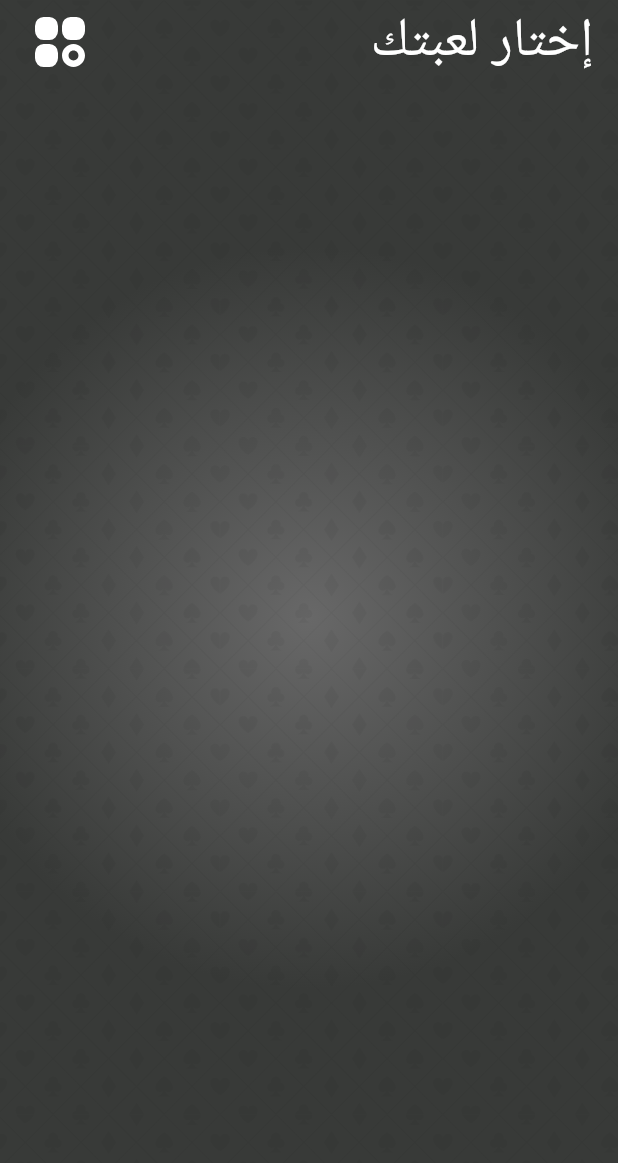
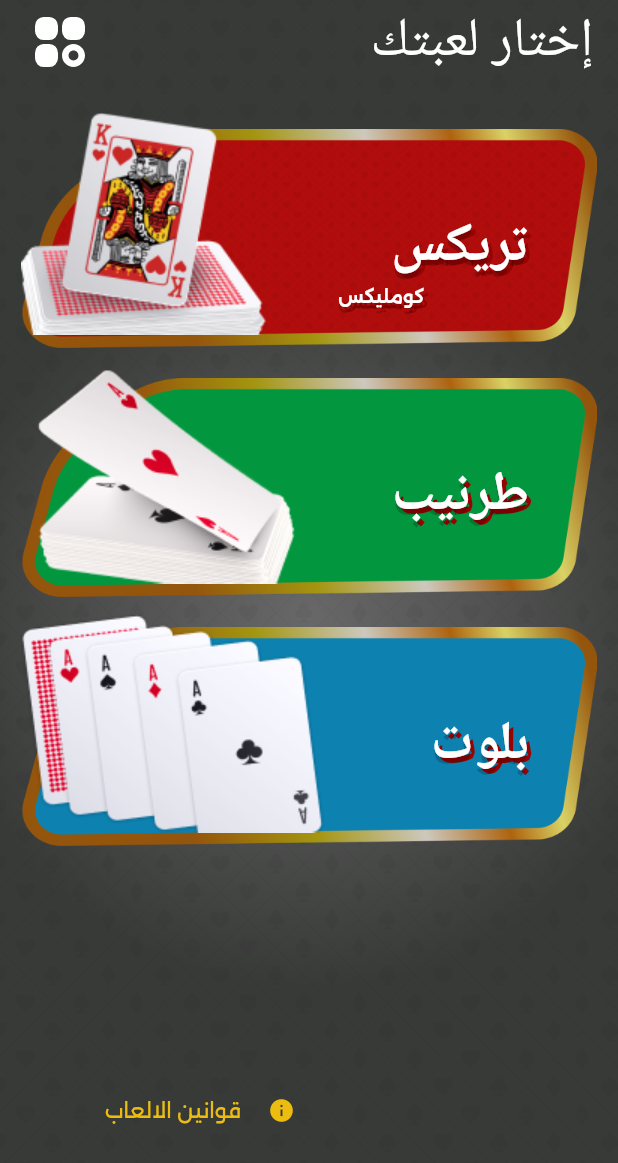
Before and after one commit to ahmedhamdi11/score_game, a Flutter app: the screen it shows after launch, on a phone screen of 412 x 824 dp. Shown: the top 1163 px of the screen. Run offline on Flutter 3.47's test engine with Material 3 defaults, Android fonts, the phone set to English and light mode, and no system bars; our stand-ins replace easy_localization, equatable, flutter_svg; Roboto replaces fonts that are missing (STV-Font).

Commit message:
Add game models, enums, and UI components for game selection and update pubspec.yaml for equatable dependency

```diff
--- /dev/null
+++ b/lib/Core/theme/app_text_styles.dart
@@ -0,0 +1,21 @@
+import 'package:flutter/material.dart';
+
+abstract class AppTextStyles {
+  // font size 12
+  static const semiBold_12 = TextStyle(
+    fontWeight: FontWeight.w600,
+    fontSize: 12,
+  );
+
+  // font size 14
+  static const regular_14 = TextStyle(
+    fontWeight: FontWeight.w400,
+    fontSize: 14,
+  );
+
+  // font size 36
+  static const bold_36 = TextStyle(
+    fontWeight: FontWeight.w700,
+    fontSize: 36,
+  );
+}
--- a/lib/Core/theme/colors.dart
+++ b/lib/Core/theme/colors.dart
@@ -1,6 +1,13 @@
 import 'package:flutter/material.dart';
 
 abstract class AppColors {
+  /// colors
+  static const white = Colors.white;
+  static const black = Colors.black;
+  static const primary_300 = Color(0xffECBD10);
+  static const red_400 = Color(0xff970202);
+
+  /// gradients
   static const radialGradient = RadialGradient(
     radius: 0.6,
     colors: [
--- a/lib/Core/utils/app_assets.dart
+++ b/lib/Core/utils/app_assets.dart
@@ -6,9 +6,15 @@ class AppAssets {
 
   static const String imagesBackground = "assets/images/background.png";
 
-  static const String imagesGameCard1 = "assets/images/game_card_1.svg";
+  static const String imagesBlootGameImage = "assets/images/bloot_game_image.png";
 
-  static const String imagesGameCard2 = "assets/images/game_card_2.svg";
+  static const String imagesGameCardBlue = "assets/images/game_card_blue.png";
 
-  static const String imagesGameCard3 = "assets/images/game_card_3.svg";
+  static const String imagesGameCardGreen = "assets/images/game_card_green.png";
+
+  static const String imagesGameCardRed = "assets/images/game_card_red.png";
+
+  static const String imagesTarneebGameImage = "assets/images/tarneeb_game_image.png";
+
+  static const String imagesTrixGameImage = "assets/images/trix_game_image.png";
 }
--- /dev/null
+++ b/lib/Core/utils/enums.dart
@@ -0,0 +1,5 @@
+enum GameType {
+  trix,
+  tarneeb,
+  bloot,
+}
--- /dev/null
+++ b/lib/Features/Games/data/models/game_card_model.dart
@@ -0,0 +1,27 @@
+import 'package:equatable/equatable.dart';
+import 'package:score_game/Core/utils/enums.dart';
+
+class GameCardModel extends Equatable {
+  final String title;
+  final String? subTitle;
+  final String backgroundImage;
+  final String gameImage;
+  final GameType gameType;
+
+  const GameCardModel({
+    required this.title,
+    this.subTitle,
+    required this.backgroundImage,
+    required this.gameImage,
+    required this.gameType,
+  });
+
+  @override
+  List<Object?> get props => [
+        title,
+        subTitle,
+        backgroundImage,
+        gameImage,
+        gameType,
+      ];
+}
--- a/lib/Features/Games/presentation/view/games_view.dart
+++ b/lib/Features/Games/presentation/view/games_view.dart
@@ -2,6 +2,7 @@ import 'package:flutter/material.dart';
 import 'package:flutter_svg/flutter_svg.dart';
 import 'package:score_game/Core/utils/app_assets.dart';
 import 'package:score_game/Core/widgets/default_background.dart';
+import 'package:score_game/Features/Games/presentation/widgets/games_view_body.dart';
 
 class GamesView extends StatelessWidget {
   const GamesView({super.key});
@@ -20,6 +21,7 @@ class GamesView extends StatelessWidget {
       body: const Stack(
         children: [
           DefaultBackground(),
+          GamesViewBody(),
         ],
       ),
     );
--- /dev/null
+++ b/lib/Features/Games/presentation/widgets/game_card.dart
@@ -0,0 +1,123 @@
+import 'package:flutter/material.dart';
+import 'package:score_game/Core/constants/constants.dart';
+import 'package:score_game/Core/theme/app_text_styles.dart';
+import 'package:score_game/Core/theme/colors.dart';
+import 'package:score_game/Core/utils/enums.dart';
+import 'package:score_game/Features/Games/data/models/game_card_model.dart';
+
+class GameCard extends StatelessWidget {
+  const GameCard({super.key, required this.game});
+
+  final GameCardModel game;
+
+  @override
+  Widget build(BuildContext context) {
+    return Padding(
+      padding: const EdgeInsets.only(bottom: 20),
+      child: GestureDetector(
+        onTap: () => _onCardPressed(),
+        child: SizedBox(
+          width: double.infinity,
+          height: 146,
+          child: Stack(
+            clipBehavior: Clip.none,
+            children: [
+              // card
+              SizedBox(
+                width: double.infinity,
+                height: 146,
+                child: Image.asset(
+                  game.backgroundImage,
+                  fit: BoxFit.fill,
+                ),
+              ),
+
+              // image
+              PositionedDirectional(
+                bottom: 9,
+                end: 0,
+                child: Image.asset(game.gameImage),
+              ),
+
+              // title
+              SizedBox(
+                width: MediaQuery.sizeOf(context).width * 0.6,
+                height: 120,
+                child: Padding(
+                  padding: const EdgeInsets.symmetric(
+                    horizontal: 45,
+                    vertical: 0,
+                  ),
+                  child: Column(
+                    mainAxisAlignment: MainAxisAlignment.end,
+                    crossAxisAlignment: CrossAxisAlignment.start,
+                    children: [
+                      // title
+                      FittedBox(
+                        fit: BoxFit.scaleDown,
+                        child: Text(
+                          game.title,
+                          style: AppTextStyles.bold_36.copyWith(
+                            fontFamily: kSTVFontFamily,
+                            color: AppColors.white,
+                            shadows: _titleShadows,
+                          ),
+                        ),
+                      ),
+
+                      // subtitle
+                      FittedBox(
+                        fit: BoxFit.scaleDown,
+                        child: Padding(
+                          padding: const EdgeInsetsDirectional.only(start: 70),
+                          child: Text(
+                            game.subTitle ?? "",
+                            style: AppTextStyles.semiBold_12.copyWith(
+                              color: AppColors.white,
+                              shadows: _titleShadows,
+                            ),
+                          ),
+                        ),
+                      ),
+                    ],
+                  ),
+                ),
+              ),
+            ],
+          ),
+        ),
+      ),
+    );
+  }
+
+  List<Shadow> get _titleShadows {
+    return [
+      const BoxShadow(
+        offset: Offset(3, 3),
+        blurRadius: 0,
+        spreadRadius: 0,
+        color: AppColors.red_400,
+      ),
+      BoxShadow(
+        offset: const Offset(0, 4),
+        blurRadius: 0,
+        spreadRadius: 0,
+        color: AppColors.black.withOpacity(0.2),
+      ),
+    ];
+  }
+
+  void _onCardPressed() {
+    switch (game.gameType) {
+      case GameType.trix:
+        // TODO: Handle pressing on the trix game card
+        break;
+      case GameType.tarneeb:
+        // TODO: Handle pressing on the tarneeb game card
+        break;
+      case GameType.bloot:
+        // TODO: Handle pressing on the bloot game card
+        break;
+    }
+  }
+}
--- /dev/null
+++ b/lib/Features/Games/presentation/widgets/games_view_body.dart
@@ -0,0 +1,106 @@
+import 'package:flutter/material.dart';
+import 'package:score_game/Core/theme/app_text_styles.dart';
+import 'package:score_game/Core/theme/colors.dart';
+import 'package:score_game/Core/utils/app_assets.dart';
+import 'package:score_game/Core/utils/enums.dart';
+import 'package:score_game/Features/Games/data/models/game_card_model.dart';
+import 'package:score_game/Features/Games/presentation/widgets/game_card.dart';
+
+class GamesViewBody extends StatefulWidget {
+  const GamesViewBody({super.key});
+
+  @override
+  State<GamesViewBody> createState() => _GamesViewBodyState();
+}
+
+class _GamesViewBodyState extends State<GamesViewBody> {
+  late List<GameCardModel> availableGames;
+
+  @override
+  void initState() {
+    availableGames = _getAvailableGames;
+
+    super.initState();
+  }
+
+  List<GameCardModel> get _getAvailableGames {
+    return const [
+      // trix
+      GameCardModel(
+        title: "تريكس",
+        subTitle: "كومليكس",
+        backgroundImage: AppAssets.imagesGameCardRed,
+        gameImage: AppAssets.imagesTrixGameImage,
+        gameType: GameType.trix,
+      ),
+
+      // tarneeb
+      GameCardModel(
+        title: "طرنيب",
+        backgroundImage: AppAssets.imagesGameCardGreen,
+        gameImage: AppAssets.imagesTarneebGameImage,
+        gameType: GameType.tarneeb,
+      ),
+
+      // bloot
+      GameCardModel(
+        title: "بلوت",
+        backgroundImage: AppAssets.imagesGameCardBlue,
+        gameImage: AppAssets.imagesBlootGameImage,
+        gameType: GameType.bloot,
+      ),
+    ];
+  }
+
+  @override
+  Widget build(BuildContext context) {
+    return Padding(
+      padding: const EdgeInsets.symmetric(horizontal: 14),
+      child: Column(
+        children: [
+          const SizedBox(height: 30),
+
+          // games list
+          Expanded(
+            child: ListView.builder(
+              itemCount: availableGames.length,
+              itemBuilder: (context, index) => GameCard(
+                game: availableGames[index],
+              ),
+            ),
+          ),
+
+          // info button
+          Padding(
+            padding: const EdgeInsets.symmetric(
+              horizontal: 40,
+              vertical: 60,
+            ),
+            child: Align(
+              alignment: AlignmentDirectional.centerEnd,
+              child: TextButton(
+                onPressed: () {},
+                child: Row(
+                  mainAxisSize: MainAxisSize.min,
+                  children: [
+                    const Icon(
+                      Icons.info,
+                      color: AppColors.primary_300,
+                    ),
+                    const SizedBox(width: 18),
+                    Text(
+                      'قوانين الالعاب ',
+                      style: AppTextStyles.regular_14.copyWith(
+                        color: AppColors.primary_300,
+                      ),
+                    ),
+                  ],
+                ),
+              ),
+            ),
+          ),
+        ],
+      ),
+    );
+  }
+}
--- a/pubspec.yaml
+++ b/pubspec.yaml
@@ -30,6 +30,7 @@ environment:
 dependencies:
   cupertino_icons: ^1.0.8
   easy_localization: ^3.0.7
+  equatable: ^2.0.7
   flutter:
     sdk: flutter
   flutter_svg: ^2.0.17
@@ -63,7 +64,6 @@ flutter:
       fonts:
         - asset: assets/fonts/Alexandria-VariableFont_wght.ttf
 
-
 flutter_assets:
   assets_path:
     - assets/icons/
```
Also changed, not shown: assets/images/bloot_game_image.png (added), assets/images/game_card_1.svg (deleted), assets/images/game_card_2.svg (deleted), assets/images/game_card_3.svg (deleted), assets/images/game_card_blue.png (added), assets/images/game_card_green.png (added), assets/images/game_card_red.png (added), assets/images/tarneeb_game_image.png (added), assets/images/trix_game_image.png (added), pubspec.lock.
